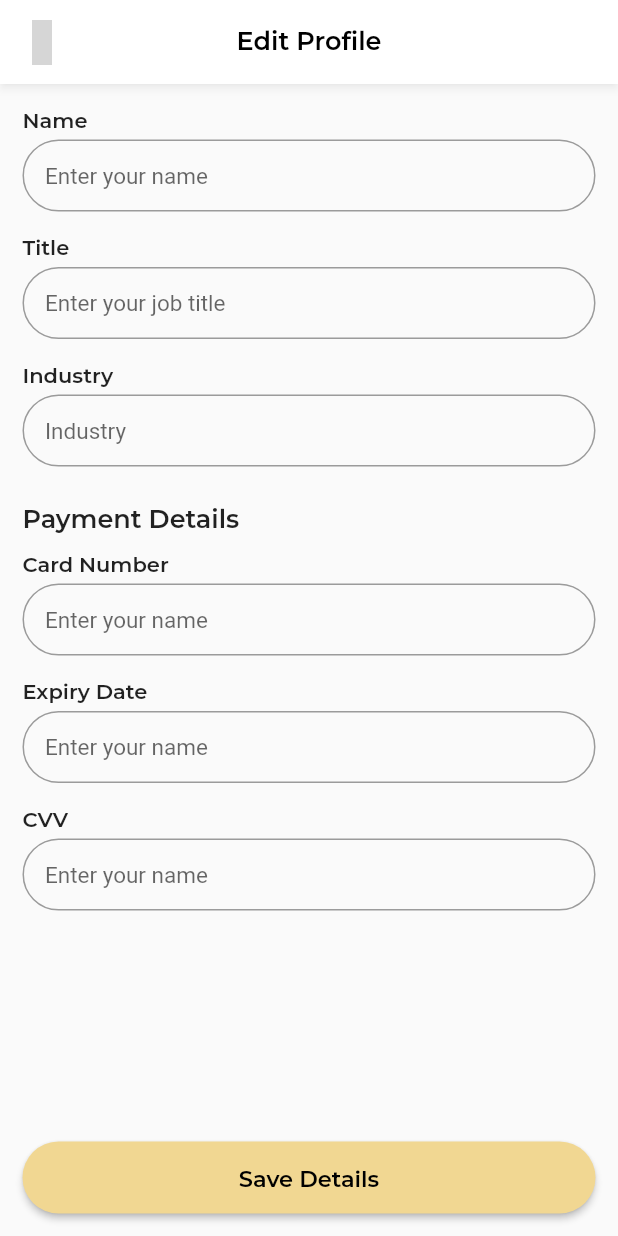
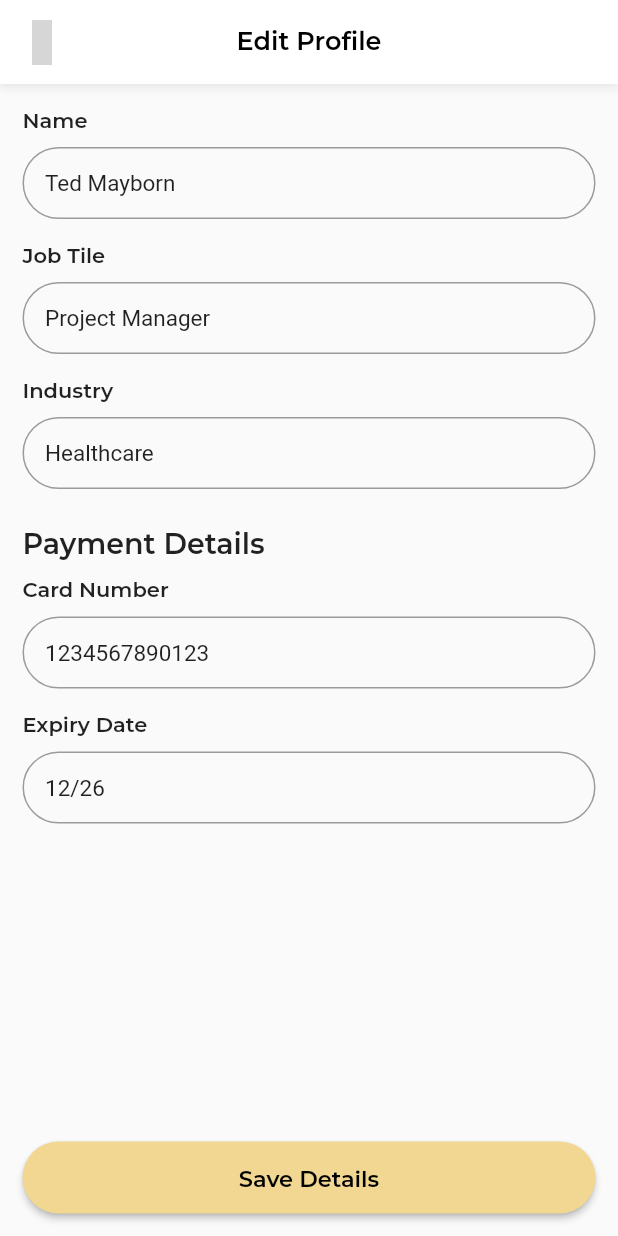
Before and after one commit to alifrontend499/swapp-app-new, a Flutter app: the EditProfileScreen screen opened by its route, on a phone screen of 412 x 824 dp. Run offline on Flutter 3.47's test engine with Material 2 defaults, Android fonts, the phone set to English and light mode, and no system bars; our stand-ins replace carousel_slider, flutter_riverpod, fluttertoast, google_fonts, google_maps_flutter, image_picker and 4 more; missing offline and left inert: api_cache_manager; accounts and stored records are empty; grey boxes are pictures that could not be loaded.

Commit message:
added user status selector and other things

```diff
--- a/lib/screens/content/const/textConsts.dart
+++ b/lib/screens/content/const/textConsts.dart
@@ -7,6 +7,12 @@ const String BNB_SWAPP_SPOTS = 'SWAPP Spots';
 const String LEFT_MENU_ITEM_STATUS = 'Your Status';
 const String STATUS_ONLINE = 'Online';
 const String STATUS_OFFLINE = 'Offline';
+const String STATUS_WORK = 'Work';
+const String STATUS_WORK_DESCRIPTION = 'People can contact you but no push notifications';
+const String STATUS_AFTER_WORK = 'After work';
+const String STATUS_AFTER_WORK_DESCRIPTION = 'People can contact you and you will get push notifications';
+const String STATUS_OFF_FROM_WORK = 'Off from work';
+const String STATUS_OFF_FROM_WORK_DESCRIPTION = 'No one can contact you';
 const String LEFT_MENU_ITEM_PROFILE = 'Profile';
 const String LEFT_MENU_ITEM_SPOT = 'Find Spot';
 const String LEFT_MENU_ITEM_SETTINGS = 'Settings';
--- a/lib/screens/userProfile/const/textConsts.dart
+++ b/lib/screens/userProfile/const/textConsts.dart
@@ -15,3 +15,7 @@ const String YOUR_JOB_TITLE = 'Job Tile';
 const String ENTER_JOB_TITLE = 'Enter your job title';
 const String YOUR_INDUSTRY = 'Industry';
 const String ENTER_INDUSTRY = 'Enter your industry';
+const String YOUR_CARD_NUMBER = 'Card Number';
+const String ENTER_CARD_NUMBER = 'Enter card number';
+const String YOUR_CARD_EXPIRY = 'Expiry Date';
+const String ENTER_CARD_EXPIRY = 'Enter expiry date';
--- a/lib/screens/userProfile/screens/editProfile.dart
+++ b/lib/screens/userProfile/screens/editProfile.dart
@@ -17,7 +17,7 @@ import 'package:unicons/unicons.dart';
 
 // STYLES | ALL
 final headingTextStyles = GoogleFonts.montserrat(
-  fontSize: 17,
+  fontSize: 19,
   fontWeight: FontWeight.w600,
 );
 final labelTextStyles = GoogleFonts.montserrat(
@@ -27,16 +27,11 @@ final labelTextStyles = GoogleFonts.montserrat(
 final btnBottomNextStyles = ElevatedButton.styleFrom(
   splashFactory: NoSplash.splashFactory,
   minimumSize: const Size(double.minPositive, 48),
-  shape: RoundedRectangleBorder(
-    borderRadius: BorderRadius.circular(40)
-  ),
+  shape: RoundedRectangleBorder(borderRadius: BorderRadius.circular(40)),
   primary: appPrimaryBtnColor,
   onPrimary: appPrimaryBtnColorOnPrimary,
   textStyle: GoogleFonts.montserrat(
-    textStyle: const TextStyle(
-      fontSize: 15,
-      fontWeight: FontWeight.w600
-    ),
+    textStyle: const TextStyle(fontSize: 15, fontWeight: FontWeight.w600),
   ),
 );
 
@@ -51,26 +46,24 @@ class _EditProfileScreenState extends State<EditProfileScreen> {
   GlobalKey formKey = GlobalKey();
   bool submitBtnLoading = false;
 
-  String field_userEmail = '';
+  String field_userEmail = 'user@gmail.com';
   String field_userPassword = '';
   String field_userConfirmPassword = '';
-  String field_userName = '';
-  String field_jobTitle = '';
-  String field_industry = '';
+  String field_userName = 'Ted Mayborn';
+  String field_jobTitle = 'Project Manager';
+  String field_industry = 'Healthcare';
+  String field_card_number = '1234567890123';
+  String field_card_expiry = '12/26';
 
   @override
   Widget build(BuildContext context) {
     return GestureDetector(
       onTap: () => FocusManager.instance.primaryFocus?.unfocus(),
-
       child: Scaffold(
         appBar: AppBar(
           title: const Text(EDIT_PROFILE_PAGE_TITLE),
           titleTextStyle: GoogleFonts.montserrat(
-              fontSize: 17,
-              fontWeight: FontWeight.w600,
-              color: Colors.black
-          ),
+              fontSize: 17, fontWeight: FontWeight.w600, color: Colors.black),
           centerTitle: true,
           backgroundColor: Colors.white,
           elevation: 2,
@@ -85,7 +78,6 @@ class _EditProfileScreenState extends State<EditProfileScreen> {
             onPressed: () => Navigator.pop(context),
           ),
         ),
-
         body: Column(
           crossAxisAlignment: CrossAxisAlignment.stretch,
           children: [
@@ -93,7 +85,8 @@ class _EditProfileScreenState extends State<EditProfileScreen> {
                 child: SingleChildScrollView(
               physics: const BouncingScrollPhysics(),
               child: Padding(
-                  padding: const EdgeInsets.symmetric(horizontal: 15, vertical: 15),
+                padding:
+                    const EdgeInsets.symmetric(horizontal: 15, vertical: 15),
                 child: Form(
                   key: formKey,
                   child: Column(
@@ -104,36 +97,32 @@ class _EditProfileScreenState extends State<EditProfileScreen> {
                         children: [
                           // child | field | name
                           Text(
-                              "Name",
+                            YOUR_NAME,
                             style: labelTextStyles,
                           ),
-                            const SizedBox(height: 5),
-
+                          const SizedBox(height: 10),
                           buildUserUsernameField(),
                           const SizedBox(height: 15),
 
                           // child | field | job title
                           Text(
-                              "Title",
+                            YOUR_JOB_TITLE,
                             style: labelTextStyles,
                           ),
-                            const SizedBox(height: 5),
-
+                          const SizedBox(height: 10),
                           buildUserJobTitleField(),
                           const SizedBox(height: 15),
 
                           // child | field | industry
                           Text(
-                              "Industry",
+                            YOUR_INDUSTRY,
                             style: labelTextStyles,
                           ),
-                            const SizedBox(height: 5),
-
+                          const SizedBox(height: 10),
                           buildUserIndustryField(),
                         ],
                       ),
                       const SizedBox(height: 25),
-
                       Column(
                         crossAxisAlignment: CrossAxisAlignment.start,
                         children: [
@@ -146,60 +135,46 @@ class _EditProfileScreenState extends State<EditProfileScreen> {
 
                           // child | field | card number
                           Text(
-                              "Card Number",
+                            YOUR_CARD_NUMBER,
                             style: labelTextStyles,
                           ),
-                            const SizedBox(height: 5),
-                            buildUserUsernameField(),
+                          const SizedBox(height: 10),
+                          buildUserCreditCardField(),
                           const SizedBox(height: 15),
 
                           // child | field | expiry Date
                           Text(
-                              "Expiry Date",
+                            YOUR_CARD_EXPIRY,
                             style: labelTextStyles,
                           ),
-                            const SizedBox(height: 5),
-                            buildUserUsernameField(),
+                          const SizedBox(height: 10),
+                          buildUserExpiryField(),
                           const SizedBox(height: 15),
-
-                            // child | field | CVV
-                            Text(
-                              "CVV",
-                              style: labelTextStyles,
-                            ),
-                            const SizedBox(height: 5),
-                            buildUserUsernameField(),
-                            const SizedBox(height: 15),
-
-
                         ],
                       ),
-
                     ],
                   ),
                 ),
               ),
-              )
-            ),
-
+            )),
             Padding(
               padding: const EdgeInsets.symmetric(horizontal: 15, vertical: 15),
               child: ElevatedButton(
                 onPressed: () {},
                 // child: currentStep == 1 ? const Text(STEP_NEXT) : const Text(SIGNUP_SUBMIT),
-                child: submitBtnLoading ? const SizedBox(
+                child: submitBtnLoading
+                    ? const SizedBox(
                         height: 17,
                         width: 17,
                         child: CircularProgressIndicator(
                           color: Colors.black,
                           strokeWidth: 2,
                         ),
-                ) : Text("Save Details"),
+                      )
+                    : Text("Save Details"),
                 style: btnBottomNextStyles,
               ),
             ),
-
-
           ],
         ),
       ),
@@ -215,7 +190,8 @@ class _EditProfileScreenState extends State<EditProfileScreen> {
             borderRadius: BorderRadius.circular(45),
             borderSide: const BorderSide(color: Colors.red, width: 2.0),
           ),
-      contentPadding: const EdgeInsets.symmetric(vertical: 0, horizontal: 15),
+          contentPadding:
+              const EdgeInsets.symmetric(vertical: 0, horizontal: 15),
         ),
         // onSaved: (value) => setState(() => field_userName = value!),
         onChanged: (value) => setState(() => field_userName = value!),
@@ -239,7 +215,8 @@ class _EditProfileScreenState extends State<EditProfileScreen> {
             borderRadius: BorderRadius.circular(45),
             borderSide: const BorderSide(color: Colors.red, width: 2.0),
           ),
-      contentPadding: const EdgeInsets.symmetric(vertical: 0, horizontal: 15),
+          contentPadding:
+              const EdgeInsets.symmetric(vertical: 0, horizontal: 15),
         ),
         // onSaved: (value) => setState(() => field_jobTitle = value!),
         onChanged: (value) => setState(() => field_jobTitle = value!),
@@ -263,7 +240,8 @@ class _EditProfileScreenState extends State<EditProfileScreen> {
             borderRadius: BorderRadius.circular(45),
             borderSide: const BorderSide(color: Colors.red, width: 2.0),
           ),
-      contentPadding: const EdgeInsets.symmetric(vertical: 0, horizontal: 15),
+          contentPadding:
+              const EdgeInsets.symmetric(vertical: 0, horizontal: 15),
         ),
         // onSaved: (value) => setState(() => field_industry = value!),
         onChanged: (value) => setState(() => field_industry = value!),
@@ -277,4 +255,54 @@ class _EditProfileScreenState extends State<EditProfileScreen> {
         },
         autovalidateMode: AutovalidateMode.onUserInteraction,
       );
+
+  // field: card number
+  Widget buildUserCreditCardField() => TextFormField(
+    style: const TextStyle(height: 1.3, fontSize: 15),
+    decoration: InputDecoration(
+      hintText: ENTER_CARD_NUMBER,
+      border: OutlineInputBorder(
+        borderRadius: BorderRadius.circular(45),
+        borderSide: const BorderSide(color: Colors.red, width: 2.0),
+      ),
+      contentPadding:
+      const EdgeInsets.symmetric(vertical: 0, horizontal: 15),
+    ),
+    // onSaved: (value) => setState(() => field_industry = value!),
+    onChanged: (value) => setState(() => field_card_number = value!),
+    initialValue: field_card_number,
+    validator: (value) {
+      if (value!.isEmpty) {
+        // checking for empty value
+        return ERROR_MSG_ENTER_VALUE;
       }
+      return null;
+    },
+    autovalidateMode: AutovalidateMode.onUserInteraction,
+  );
+
+  // field: card expiry
+  Widget buildUserExpiryField() => TextFormField(
+    style: const TextStyle(height: 1.3, fontSize: 15),
+    decoration: InputDecoration(
+      hintText: ENTER_CARD_EXPIRY,
+      border: OutlineInputBorder(
+        borderRadius: BorderRadius.circular(45),
+        borderSide: const BorderSide(color: Colors.red, width: 2.0),
+      ),
+      contentPadding:
+      const EdgeInsets.symmetric(vertical: 0, horizontal: 15),
+    ),
+    // onSaved: (value) => setState(() => field_industry = value!),
+    onChanged: (value) => setState(() => field_card_expiry = value!),
+    initialValue: field_card_expiry,
+    validator: (value) {
+      if (value!.isEmpty) {
+        // checking for empty value
+        return ERROR_MSG_ENTER_VALUE;
+      }
+      return null;
+    },
+    autovalidateMode: AutovalidateMode.onUserInteraction,
+  );
+}
--- a/pubspec.yaml
+++ b/pubspec.yaml
@@ -46,6 +46,7 @@ dependencies:
   shared_preferences: ^2.0.15
   api_cache_manager: ^1.0.2
   shimmer: ^2.0.0
+  flutter_riverpod: ^2.1.1
 
 
 
```
Also changed, not shown: lib/main.dart (+11 -2 lines), lib/screens/content/components/leftDrawerContent.dart (+59 -32 lines), lib/screens/content/components/state/leftDrawerState.dart (added, +8 -0 lines), lib/screens/content/components/yourStatusBottomSheet.dart (added, +217 -0 lines), pubspec.lock, 4 other files. Lines whose indentation alone changed are shown as unchanged.
